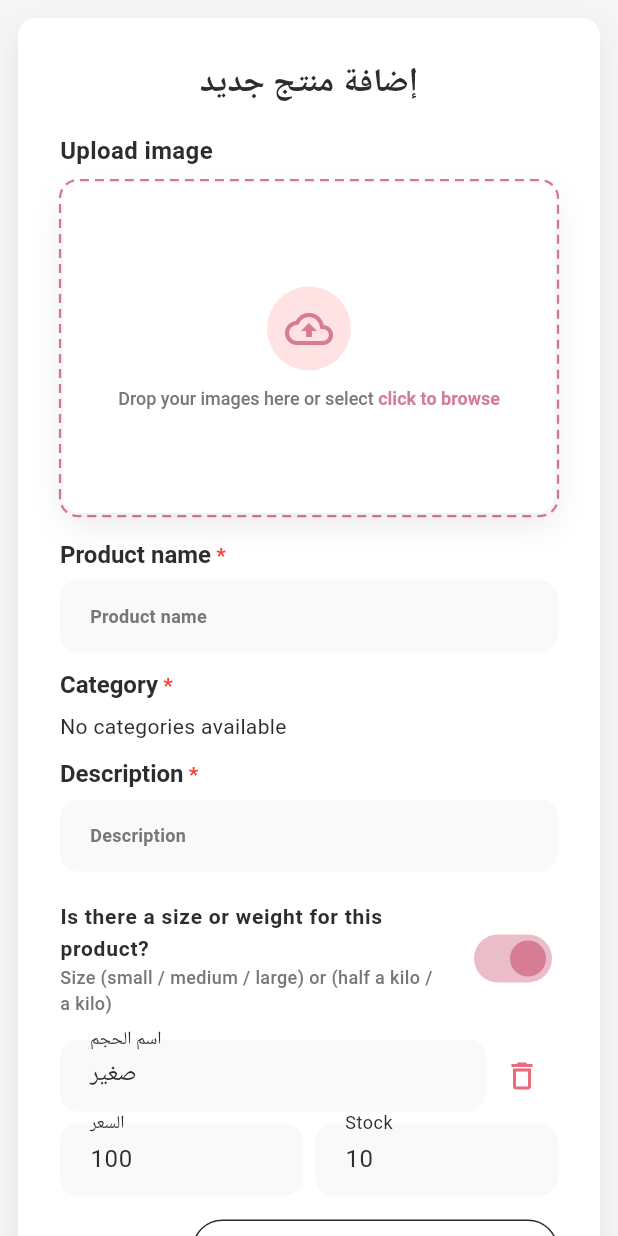
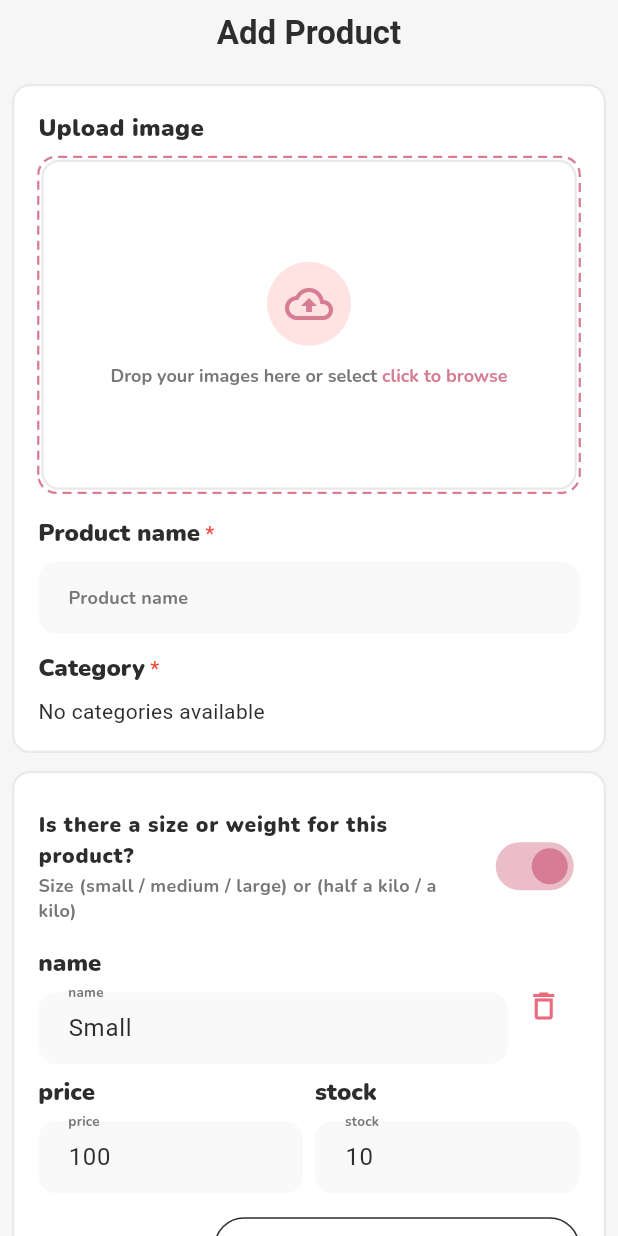
Before and after one commit to AyaNasserEzat/sweetella_admin, a Flutter app: the AddProductPage screen opened directly, after a tap on "Is there a size or weight for this produ", on a phone screen of 412 x 824 dp. Run offline on Flutter 3.47's test engine with Material 3 defaults, Android fonts, the light colour scheme and no system bars; drawn by our look-alikes of dotted_border; our stand-ins replace bloc, cached_network_image, cloud_firestore, dartz, dio, dropdown_button2 and 9 more; accounts and stored records are empty; network calls fail.

Commit message:
add font

```diff
--- a/lib/core/widgets/custom_shadow_container.dart
+++ b/lib/core/widgets/custom_shadow_container.dart
@@ -20,8 +20,9 @@ class CustomShadowContanier extends StatelessWidget {
       height: height,
       decoration: BoxDecoration(
         color: context.tokens.color.surface,
+        border: Border.all(color: context.tokens.color.border, width: 1.5),
         borderRadius: BorderRadius.circular(context.tokens.radius.md),
-        boxShadow: context.tokens.shadow.low,
+        //boxShadow: context.tokens.shadow.low,
       ),
       child: Padding(padding: const EdgeInsets.all(16.0), child: child),
     );
--- a/lib/features/categories/presentation/pages/add_category_screen.dart
+++ b/lib/features/categories/presentation/pages/add_category_screen.dart
@@ -133,7 +133,6 @@ class _AddCategoryScreenState extends State<AddCategoryScreen> {
                         ),
                         const SizedBox(height: 24),
                         ImageUploadBox(
-                          label: 'Upload image',
                           imagePath: _selectedImagePath,
                           onTap: _pickImage,
                         ),
--- a/lib/features/categories/presentation/widgets/custom_text_field.dart
+++ b/lib/features/categories/presentation/widgets/custom_text_field.dart
@@ -9,6 +9,8 @@ class CustomTextField extends StatelessWidget {
     this.controller,
     this.validator,
     this.maxLines = 1,
+    this.minLines = 1,
+    this.keyboardType = TextInputType.text,
     super.key,
   });
 
@@ -18,6 +20,8 @@ class CustomTextField extends StatelessWidget {
   final TextEditingController? controller;
   final String? Function(String?)? validator;
   final int maxLines;
+  final int minLines;
+  final TextInputType keyboardType;
 
   @override
   Widget build(BuildContext context) {
@@ -41,10 +45,13 @@ class CustomTextField extends StatelessWidget {
         TextFormField(
           controller: controller,
           validator: validator,
+          minLines: minLines,
           maxLines: maxLines,
+          keyboardType: maxLines > 1 ? TextInputType.multiline : keyboardType,
           decoration: InputDecoration(
             hintText: hintText,
             label: Text(label, style: context.tokens.text.label),
+            alignLabelWithHint: maxLines > 1,
           ),
         ),
       ],
--- a/lib/features/categories/presentation/widgets/image_upload_box.dart
+++ b/lib/features/categories/presentation/widgets/image_upload_box.dart
@@ -7,14 +7,8 @@ import 'package:sweetella_admin/core/design/app_tokens.dart';
 import 'package:sweetella_admin/core/widgets/custom_shadow_container.dart';
 
 class ImageUploadBox extends StatelessWidget {
-  const ImageUploadBox({
-    required this.label,
-    required this.onTap,
-    this.imagePath,
-    super.key,
-  });
+  const ImageUploadBox({required this.onTap, this.imagePath, super.key});
 
-  final String label;
   final VoidCallback onTap;
   final String? imagePath;
 
@@ -27,7 +21,7 @@ class ImageUploadBox extends StatelessWidget {
     return Column(
       crossAxisAlignment: CrossAxisAlignment.start,
       children: [
-        Text(label, style: tokens.text.titleSmall),
+        Text('Upload image', style: tokens.text.titleSmall),
         SizedBox(height: tokens.space.sm),
         GestureDetector(
           onTap: onTap,
--- a/lib/features/products/presentation/widgets/add_product/product_identity_section.dart
+++ b/lib/features/products/presentation/widgets/add_product/product_identity_section.dart
@@ -1,6 +1,7 @@
 import 'package:flutter/material.dart';
 import 'package:sweetella_admin/core/design/app_tokens.dart';
 import 'package:sweetella_admin/core/layout/breakpoints.dart';
+import 'package:sweetella_admin/core/widgets/custom_shadow_container.dart';
 import 'package:sweetella_admin/features/categories/presentation/widgets/custom_text_field.dart';
 import 'package:sweetella_admin/features/categories/presentation/widgets/image_upload_box.dart';
 import 'package:sweetella_admin/features/products/presentation/widgets/add_product/product_category_field.dart';
@@ -47,23 +48,17 @@ class _ProductIdentitySectionState extends State<ProductIdentitySection> {
     );
     final categoryField = ProductCategoryField(
       selectedCategoryId: widget.selectedCategoryId,
-      // onSelected: widget.onCategorySelected,
-      onSelected: (id, name) {
-        setState(() {
-          widget.selectedCategoryId = id;
-          widget.selectedCategoryName = name;
-        });
-      },
+      onSelected: widget.onCategorySelected,
     );
     final imageUpload = ImageUploadBox(
-      label: 'Upload image',
       imagePath: widget.imagePath,
       onTap: widget.onImageTap,
     );
 
     if (widget.breakpoint == AppBreakpoint.expanded) {
-      return Row(
-        crossAxisAlignment: CrossAxisAlignment.start,
+      return CustomShadowContanier(
+        child: Row(
+          crossAxisAlignment: CrossAxisAlignment.center,
           children: [
             Expanded(
               child: Column(
@@ -77,9 +72,11 @@ class _ProductIdentitySectionState extends State<ProductIdentitySection> {
             SizedBox(width: tokens.space.xxl),
             SizedBox(width: 450, child: imageUpload),
           ],
+        ),
       );
     }
-    return Column(
+    return CustomShadowContanier(
+      child: Column(
         crossAxisAlignment: CrossAxisAlignment.stretch,
         children: [
           Center(
@@ -93,6 +90,7 @@ class _ProductIdentitySectionState extends State<ProductIdentitySection> {
           SizedBox(height: tokens.space.md),
           categoryField,
         ],
+      ),
     );
   }
 }
--- a/lib/features/products/presentation/widgets/add_product/product_option_row.dart
+++ b/lib/features/products/presentation/widgets/add_product/product_option_row.dart
@@ -1,5 +1,7 @@
 import 'package:flutter/material.dart';
 import 'package:sweetella_admin/core/design/app_tokens.dart';
+import 'package:sweetella_admin/core/widgets/custom_shadow_container.dart';
+import 'package:sweetella_admin/features/categories/presentation/widgets/custom_text_field.dart';
 
 class ProductOptionControllers {
   ProductOptionControllers({
@@ -27,8 +29,7 @@ class ProductOptionRow extends StatelessWidget {
     required this.compact,
     required this.nameLabel,
     required this.nameHint,
-    required this.priceLabel,
-    required this.stockLabel,
+
     required this.deleteTooltip,
     required this.onDelete,
     super.key,
@@ -38,40 +39,30 @@ class ProductOptionRow extends StatelessWidget {
   final bool compact;
   final String nameLabel;
   final String nameHint;
-  final String priceLabel;
-  final String stockLabel;
+
   final String deleteTooltip;
   final VoidCallback? onDelete;
 
   @override
   Widget build(BuildContext context) {
     final tokens = context.tokens;
-    final nameField = TextFormField(
+    final nameField = CustomTextField(
       controller: controllers.nameController,
-      decoration: InputDecoration(
-        labelText: nameLabel,
-        hintText: nameHint,
-        border: const OutlineInputBorder(),
-        isDense: true,
-      ),
+      label: 'name',
+      hintText: 'name',
     );
-    final priceField = TextFormField(
+    final priceField = CustomTextField(
       controller: controllers.priceController,
+
       keyboardType: TextInputType.number,
-      decoration: InputDecoration(
-        labelText: priceLabel,
-        border: const OutlineInputBorder(),
-        isDense: true,
-      ),
+      label: 'price',
+      hintText: 'price',
     );
-    final stockField = TextFormField(
+    final stockField = CustomTextField(
       controller: controllers.stockController,
       keyboardType: TextInputType.number,
-      decoration: InputDecoration(
-        labelText: stockLabel,
-        border: const OutlineInputBorder(),
-        isDense: true,
-      ),
+      label: 'stock',
+      hintText: 'stock',
     );
     final deleteButton = IconButton(
       tooltip: deleteTooltip,
@@ -92,6 +83,7 @@ class ProductOptionRow extends StatelessWidget {
                 ),
                 SizedBox(height: tokens.space.sm),
                 Row(
+                  crossAxisAlignment: CrossAxisAlignment.end,
                   children: [
                     Expanded(child: priceField),
                     SizedBox(width: tokens.space.sm),
@@ -100,7 +92,9 @@ class ProductOptionRow extends StatelessWidget {
                 ),
               ],
             )
-          : Row(
+          : CustomShadowContanier(
+              child: Row(
+                crossAxisAlignment: CrossAxisAlignment.end,
                 children: [
                   deleteButton,
                   Expanded(flex: 2, child: nameField),
@@ -110,6 +104,7 @@ class ProductOptionRow extends StatelessWidget {
                   Expanded(child: stockField),
                 ],
               ),
+            ),
     );
   }
 }
--- a/lib/features/products/presentation/widgets/add_product/product_price_stock_fields.dart
+++ b/lib/features/products/presentation/widgets/add_product/product_price_stock_fields.dart
@@ -1,5 +1,7 @@
 import 'package:flutter/material.dart';
 import 'package:sweetella_admin/core/design/app_tokens.dart';
+import 'package:sweetella_admin/core/widgets/custom_shadow_container.dart';
+import 'package:sweetella_admin/features/categories/presentation/widgets/custom_text_field.dart';
 
 class ProductPriceStockFields extends StatelessWidget {
   const ProductPriceStockFields({
@@ -16,41 +18,39 @@ class ProductPriceStockFields extends StatelessWidget {
   @override
   Widget build(BuildContext context) {
     final tokens = context.tokens;
-    final stock = TextFormField(
+    final stock = CustomTextField(
       controller: stockController,
       keyboardType: TextInputType.number,
-      decoration: const InputDecoration(
-        labelText: 'Stock',
-        border: OutlineInputBorder(),
-        isDense: true,
-      ),
+      label: 'stock',
+      hintText: 'stock',
     );
-    final price = TextFormField(
+    final price = CustomTextField(
       controller: priceController,
       keyboardType: TextInputType.number,
-      decoration: const InputDecoration(
-        labelText: 'Price',
-        border: OutlineInputBorder(),
-        isDense: true,
-      ),
+      label: 'price',
+      hintText: 'price',
     );
 
     if (compact) {
-      return Column(
+      return CustomShadowContanier(
+        child: Column(
           children: [
+            price,
+            SizedBox(height: tokens.space.md),
             stock,
-          SizedBox(height: tokens.space.md),
-          price,
           ],
+        ),
       );
     }
 
-    return Row(
+    return CustomShadowContanier(
+      child: Row(
         children: [
+          Expanded(child: price),
+          SizedBox(width: tokens.space.md),
           Expanded(child: stock),
-        SizedBox(width: tokens.space.md),
-        Expanded(child: price),
         ],
+      ),
     );
   }
 }
--- a/lib/features/products/presentation/widgets/add_product/product_section_switch.dart
+++ b/lib/features/products/presentation/widgets/add_product/product_section_switch.dart
@@ -21,10 +21,7 @@ class ProductSectionSwitch extends StatelessWidget {
 
     return SwitchListTile(
       contentPadding: EdgeInsets.zero,
-      title: Text(
-        title,
-        style: tokens.text.body.copyWith(fontWeight: FontWeight.bold),
-      ),
+      title: Text(title, style: tokens.text.body),
       subtitle: Text(subtitle, style: tokens.text.bodySmall),
       value: value,
       activeThumbColor: tokens.color.brand,
--- a/lib/features/products/presentation/widgets/add_product_page.dart
+++ b/lib/features/products/presentation/widgets/add_product_page.dart
@@ -81,7 +81,7 @@ class _AddProductPageState extends State<AddProductPage> {
         );
       }
     } else {
-      _addVariantRow(name: 'صغير', price: '100', stock: '10', rebuild: false);
+      _addVariantRow(name: 'Small', price: '100', stock: '10', rebuild: false);
     }
 
     if (product != null && product.addons.isNotEmpty) {
@@ -101,7 +101,7 @@ class _AddProductPageState extends State<AddProductPage> {
       }
     } else {
       _addAddonRow(
-        name: 'صوص شوكولاتة',
+        name: 'Chocolate Sauce ',
         price: '100',
         stock: '10',
         rebuild: false,
@@ -337,7 +337,7 @@ class _AddProductPageState extends State<AddProductPage> {
             final breakpoint = AppBreakpoints.fromWidth(constraints.maxWidth);
             final isCompact = breakpoint == AppBreakpoint.compact;
             final tokens = context.tokens;
-            final pagePadding = isCompact ? tokens.space.md : tokens.space.xxl;
+            final pagePadding = isCompact ? tokens.space.sm : tokens.space.md;
 
             return SingleChildScrollView(
               padding: EdgeInsetsDirectional.only(
@@ -349,11 +349,6 @@ class _AddProductPageState extends State<AddProductPage> {
               child: Center(
                 child: ConstrainedBox(
                   constraints: const BoxConstraints(maxWidth: 1000),
-                  child: CustomShadowContanier(
-                    child: Padding(
-                      padding: EdgeInsets.all(
-                        isCompact ? tokens.space.md : tokens.space.xxl,
-                      ),
                   child: Form(
                     key: _formKey,
                     child: Column(
@@ -361,8 +356,8 @@ class _AddProductPageState extends State<AddProductPage> {
                       children: [
                         Text(
                           widget.productToEdit == null
-                                  ? 'إضافة منتج جديد'
-                                  : 'تعديل المنتج',
+                              ? 'Add Product  '
+                              : 'Edit Product',
                           style: Theme.of(context).textTheme.titleLarge
                               ?.copyWith(fontWeight: FontWeight.bold),
                           textAlign: TextAlign.center,
@@ -384,19 +379,9 @@ class _AddProductPageState extends State<AddProductPage> {
                         ),
                         SizedBox(height: tokens.space.md),
 
-                            CustomTextField(
-                              label: 'Description',
-                              hintText: 'Description',
-                              isRequired: true,
-                              controller: _descController,
-                              validator: (value) {
-                                if (value == null || value.trim().isEmpty) {
-                                  return 'Description is required';
-                                }
-                                return null;
-                              },
-                            ),
-                            SizedBox(height: tokens.space.md),
+                        CustomShadowContanier(
+                          child: Column(
+                            children: [
                               ProductSectionSwitch(
                                 title:
                                     'Is there a size or weight for this product?',
@@ -419,20 +404,22 @@ class _AddProductPageState extends State<AddProductPage> {
                                   (entry) => ProductOptionRow(
                                     controllers: entry.value,
                                     compact: isCompact,
-                                  nameLabel: 'اسم الحجم',
-                                  nameHint: 'مثلاً: كبير',
-                                  priceLabel: 'السعر',
-                                  stockLabel: 'Stock',
+                                    nameLabel: 'Size Name',
+                                    nameHint: 'e.g., Large',
+
                                     deleteTooltip: 'Delete size',
-                                  onDelete: () =>
-                                      _removeVariantRow(entry.value, entry.key),
+                                    onDelete: () => _removeVariantRow(
+                                      entry.value,
+                                      entry.key,
+                                    ),
                                   ),
                                 ),
                                 Align(
                                   alignment: AlignmentDirectional.centerEnd,
                                   child: OutlinedButton.icon(
                                     style: OutlinedButton.styleFrom(
-                                    foregroundColor: context.tokens.color.brand,
+                                      foregroundColor:
+                                          context.tokens.color.brand,
                                     ),
                                     onPressed: () => _addVariantRow(),
                                     icon: const Icon(Icons.add),
@@ -442,7 +429,13 @@ class _AddProductPageState extends State<AddProductPage> {
                                   ),
                                 ),
                               ],
-                            Divider(height: tokens.space.xxxl),
+                            ],
+                          ),
+                        ),
+                        SizedBox(height: tokens.space.md),
+                        CustomShadowContanier(
+                          child: Column(
+                            children: [
                               ProductSectionSwitch(
                                 title: 'Is there an add-on for this product?',
                                 subtitle:
@@ -452,16 +445,15 @@ class _AddProductPageState extends State<AddProductPage> {
                                   setState(() => _hasAddons = value);
                                 },
                               ),
+
                               if (_hasAddons) ...[
                                 SizedBox(height: tokens.space.sm),
                                 ..._addonsRows.asMap().entries.map(
                                   (entry) => ProductOptionRow(
                                     controllers: entry.value,
                                     compact: isCompact,
-                                  nameLabel: 'اسم الإضافة',
-                                  nameHint: 'مثلاً: علبة صوص شوكولاتة',
-                                  priceLabel: 'السعر',
-                                  stockLabel: 'المخزون',
+                                    nameLabel: 'Option Name',
+                                    nameHint: 'e.g., Chocolate Sauce Box',
                                     deleteTooltip: 'Delete add-on',
                                     onDelete: _addonsRows.length > 1
                                         ? () => _removeAddonRow(
@@ -475,7 +467,8 @@ class _AddProductPageState extends State<AddProductPage> {
                                   alignment: AlignmentDirectional.centerEnd,
                                   child: OutlinedButton.icon(
                                     style: OutlinedButton.styleFrom(
-                                    foregroundColor: context.tokens.color.brand,
+                                      foregroundColor:
+                                          context.tokens.color.brand,
                                     ),
                                     onPressed: () => _addAddonRow(),
                                     icon: const Icon(Icons.add),
@@ -483,7 +476,28 @@ class _AddProductPageState extends State<AddProductPage> {
                                   ),
                                 ),
                               ],
-                            Divider(height: tokens.space.xxxl),
+                            ],
+                          ),
+                        ),
+                        SizedBox(height: tokens.space.md),
+                        CustomShadowContanier(
+                          child: CustomTextField(
+                            label: 'Description',
+                            hintText: 'Description',
+                            isRequired: true,
+                            controller: _descController,
+                            minLines: 4,
+                            maxLines: 6,
+                            validator: (value) {
+                              if (value == null || value.trim().isEmpty) {
+                                return 'Description is required';
+                              }
+                              return null;
+                            },
+                          ),
+                        ),
+
+                        SizedBox(height: tokens.space.xl),
                         ProductSubmitButton(
                           isEditing: widget.productToEdit != null,
                           isSaving: _isSaving,
@@ -495,8 +509,6 @@ class _AddProductPageState extends State<AddProductPage> {
                   ),
                 ),
               ),
-                ),
-              ),
             );
           },
         ),
```
Also changed, not shown: lib/core/design/app_tokens.dart (+22 -11 lines), pubspec.yaml (+5 -5 lines), assets/fonts/Nunito-VariableFont_wght.ttf (added), 1 other file. Lines whose indentation alone changed are shown as unchanged.
